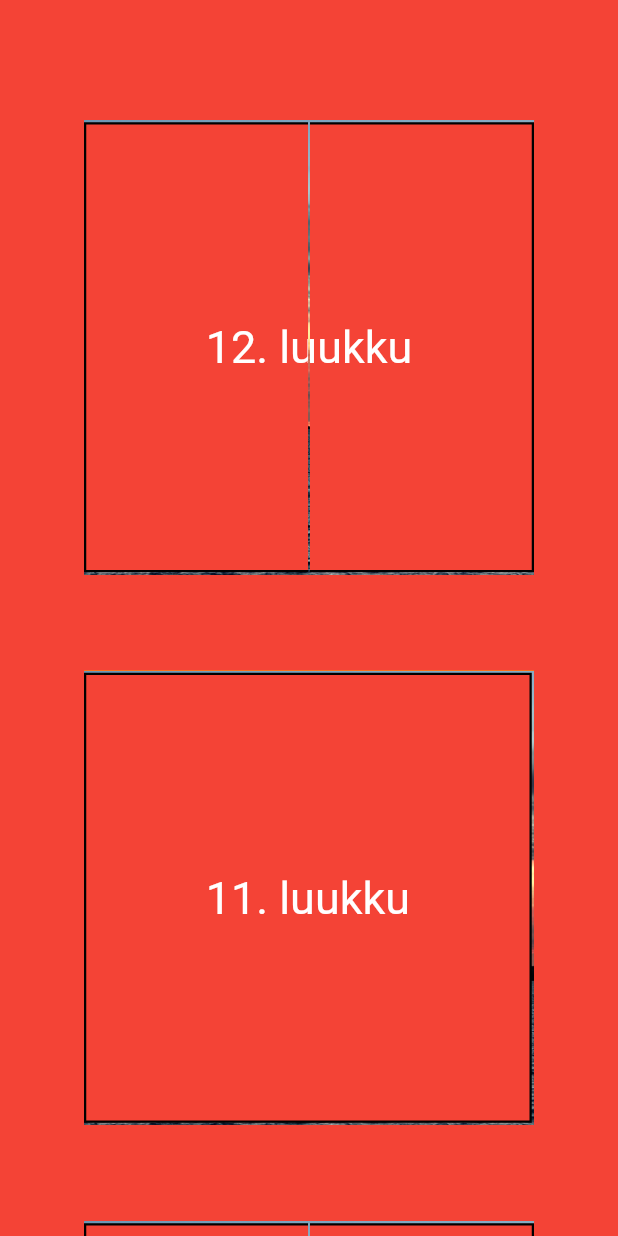
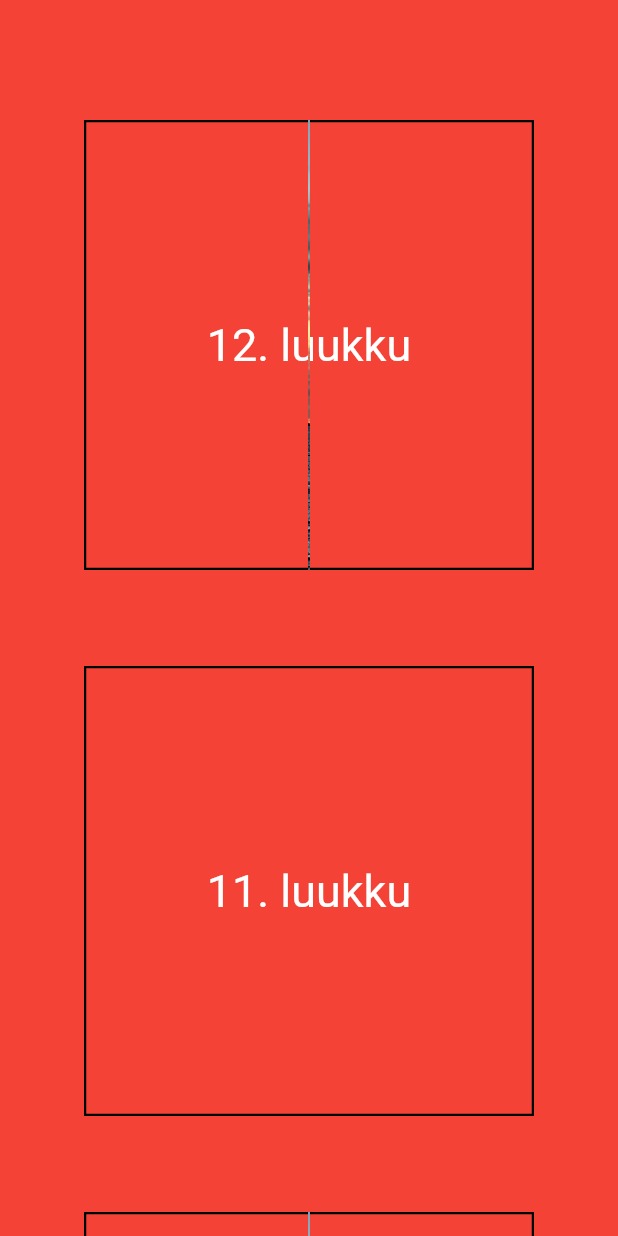
Before and after one commit to virtalas/advent-calendar-app, a Flutter app: the screen it shows after launch, on a phone screen of 412 x 824 dp. Run offline on Flutter 3.47's test engine with Material 2 defaults, Android fonts, the phone set to English and light mode, and no system bars; missing offline and left inert: snowfall; statements that could not run were skipped.

Commit message:
Adjust cracks

```diff
--- a/advent_calendar_app/lib/CalendarDoor.dart
+++ b/advent_calendar_app/lib/CalendarDoor.dart
@@ -15,7 +15,7 @@ class CalendarDoor extends StatelessWidget {
   @override
   Widget build(BuildContext context) {
     return Container(
-      width: constants.doorHeight - constants.crackLength,
+      width: constants.doorHeight,
       height: constants.doorHeight,
       decoration: BoxDecoration(
         color: isFront ? constants.doorFrontColor : constants.doorBackColor,
@@ -166,6 +166,9 @@ class CalendarHalfDoor extends StatelessWidget {
           isMoreThanHalfOpen = angle <= constants.doorHalfOpenAngle * -1;
         }
 
+        const double halfDoorWidth = (constants.doorHeight / 2) - (constants.crackLength / 2);
+        const double widthFactor = halfDoorWidth / constants.doorHeight;
+
         return Transform(
           transform: Matrix4.identity()
             ..setEntry(3, 2, 0.001)
@@ -175,7 +178,7 @@ class CalendarHalfDoor extends StatelessWidget {
             child: Align(
               alignment:
                   isOnLeft ? Alignment.centerLeft : Alignment.centerRight,
-              widthFactor: 0.5,
+              widthFactor: widthFactor,
               child: CalendarDoor(
                 text: isMoreThanHalfOpen ? '' : text,
                 isFront: !isMoreThanHalfOpen,
--- a/advent_calendar_app/lib/main.dart
+++ b/advent_calendar_app/lib/main.dart
@@ -128,7 +128,7 @@ class CalendarDoorContent extends StatelessWidget {
   @override
   Widget build(BuildContext context) {
     final Widget image = SizedBox(
-      height: constants.doorHeight + constants.crackLength * 2,
+      height: constants.doorHeight,
       width: constants.doorHeight,
       child: Image.asset(
         'assets/default.jpeg',
@@ -151,7 +151,7 @@ class CalendarDoorContent extends StatelessWidget {
     );
 
     return Container(
-      height: constants.doorHeight + constants.crackLength * 2,
+      height: constants.doorHeight,
       decoration: const BoxDecoration(
         color: Colors.orange,
       ),
```
